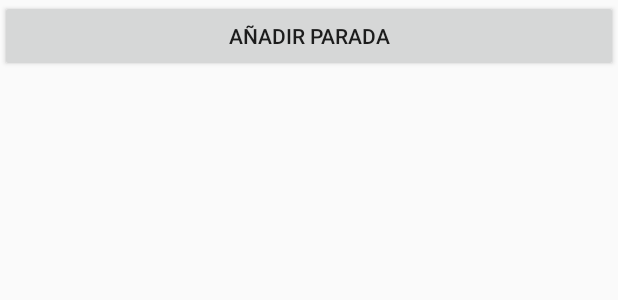
After one commit to BenjaPerezG/SchoolBus, an Android app: the layout fragment_stop.xml on its own in the app's theme, with its tools: preview values and no code run, on a phone screen of 412 x 824 dp. The commit adds this screen. Shown: the top 300 px of the screen. Run offline under Robolectric (Android 15) with nearby library versions, the light colour scheme and no system bars.

Commit message:
AdminUsersFragment formatted + StopFragment done (not tested)

```diff
--- a/app/src/main/java/com/example/rabinovich/schoolbus/Activities/MainActivity.java
+++ b/app/src/main/java/com/example/rabinovich/schoolbus/Activities/MainActivity.java
@@ -3,7 +3,6 @@ package com.example.rabinovich.schoolbus.Activities;
 import android.arch.lifecycle.ViewModelProviders;
 import android.content.Context;
 import android.content.SharedPreferences;
-import android.support.v4.app.Fragment;
 import android.support.v4.app.FragmentTransaction;
 import android.content.Intent;
 import android.support.design.widget.NavigationView;
@@ -18,7 +17,7 @@ import android.view.View;
 import android.widget.Toast;
 
 import com.example.rabinovich.schoolbus.Database.UserViewModel;
-import com.example.rabinovich.schoolbus.Fragments.AdminMainFragment;
+import com.example.rabinovich.schoolbus.Fragments.AdminUsersFragment;
 import com.example.rabinovich.schoolbus.Fragments.ViajeFragment;
 import com.example.rabinovich.schoolbus.R;
 
@@ -66,7 +65,7 @@ public class MainActivity extends AppCompatActivity {
     protected void onStart() {
         super.onStart();
 
-        AdminMainFragment adminMainFragment = new AdminMainFragment(userViewModel);
+        AdminUsersFragment adminMainFragment = new AdminUsersFragment(userViewModel);
         FragmentTransaction transaction = getSupportFragmentManager().beginTransaction();
 
         transaction.replace(R.id.container, adminMainFragment);
--- a/app/src/main/res/layout/fragment_admin_main.xml
+++ b/app/src/main/res/layout/fragment_admin_users.xml
@@ -2,7 +2,7 @@
     xmlns:tools="http://schemas.android.com/tools"
     android:layout_width="match_parent"
     android:layout_height="match_parent"
-    tools:context="com.example.rabinovich.schoolbus.Fragments.AdminMainFragment">
+    tools:context="com.example.rabinovich.schoolbus.Fragments.AdminUsersFragment">
 
     <!-- TODO: Update blank fragment layout -->
 
--- /dev/null
+++ b/app/src/main/res/layout/fragment_stop.xml
@@ -0,0 +1,33 @@
+<?xml version="1.0" encoding="utf-8"?>
+<RelativeLayout xmlns:android="http://schemas.android.com/apk/res/android"
+    xmlns:tools="http://schemas.android.com/tools"
+    android:layout_width="match_parent"
+    android:layout_height="match_parent"
+    tools:context=".Fragments.StopFragment">
+
+    <!-- TODO: Update blank fragment layout -->
+
+    <LinearLayout
+        android:layout_width="match_parent"
+        android:layout_height="wrap_content"
+        android:orientation="vertical">
+        <ScrollView
+            android:layout_width="match_parent"
+            android:layout_height="match_parent">
+            <ListView
+                android:id="@+id/stop_list_view"
+                android:layout_width="match_parent"
+                android:layout_height="match_parent">
+
+
+            </ListView>
+        </ScrollView>
+        <Button
+            android:id="@+id/button4"
+            android:layout_width="match_parent"
+            android:layout_height="wrap_content"
+            android:text="@string/add_stop" />
+    </LinearLayout>
+
+
+</RelativeLayout>
--- a/app/src/main/res/values/strings.xml
+++ b/app/src/main/res/values/strings.xml
@@ -33,4 +33,5 @@
     <string name="classroom">Classroom</string>
     <string name="crear">Crear</string>
     <string name="add_user">Añadir Usuario</string>
+    <string name="add_stop">Añadir parada</string>
 </resources>
```
Also changed, not shown: app/src/main/java/com/example/rabinovich/schoolbus/Adapters/StopAdapter.java (added, +75 -0 lines), app/src/main/java/com/example/rabinovich/schoolbus/Adapters/UserAdapter.java (+1 -8 lines), app/src/main/java/com/example/rabinovich/schoolbus/Fragments/AdminUsersFragment.java (renamed from app/src/main/java/com/example/rabinovich/schoolbus/Fragments/AdminMainFragment.java, +3 -8 lines), app/src/main/java/com/example/rabinovich/schoolbus/Fragments/StopFragment.java (added, +59 -0 lines), app/src/main/res/layout/stop_list_element.xml (added, +51 -0 lines).
